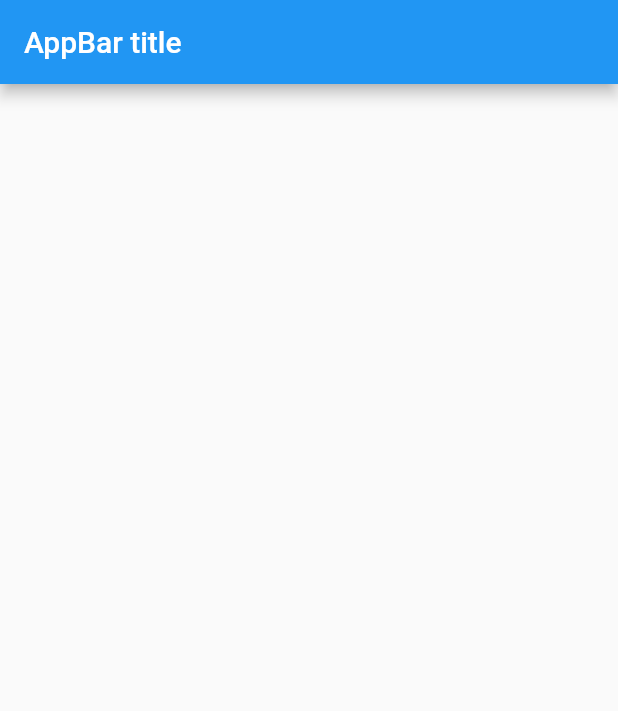
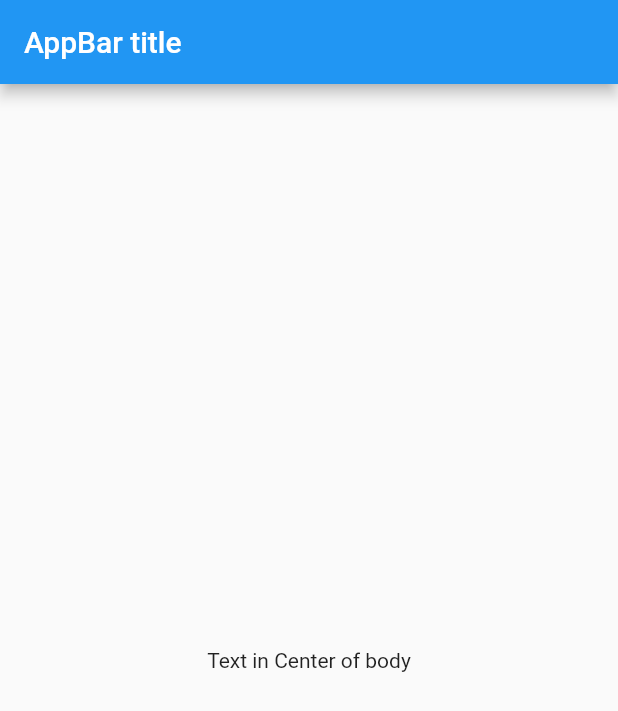
Before and after one commit to prgrm274/loanapp, a Flutter app: the screen it shows after launch, on a phone screen of 412 x 824 dp. Shown: the top 711 px of the screen. Run offline on Flutter 3.47's test engine with Material 2 defaults, Android fonts, the phone set to English and light mode, and no system bars.

Commit message:
Scaffold body (konten di bawah appbar)

```diff
--- a/lib/main.dart
+++ b/lib/main.dart
@@ -17,6 +17,9 @@ class MyApp extends StatelessWidget {
         appBar: new AppBar(
           title: new Text('AppBar title'),
         ),
+        body: new Center(
+          child: new Text('Text in Center of body'),
+        ),
       ),
     );
   }
```
